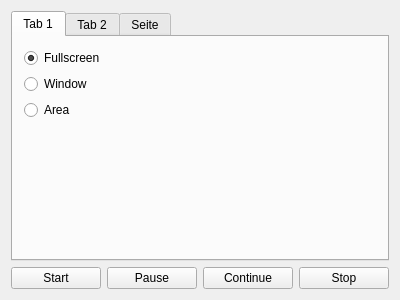
Before: the Qt Designer form mainwindow.ui in vkohaupt/vokoscreenNG, drawn with Qt 5.
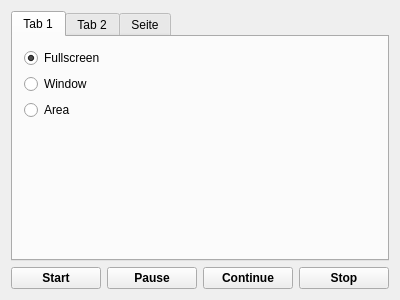
After: the same form once the commit is applied.

```diff
--- a/mainwindow.ui
+++ b/mainwindow.ui
@@ -84,6 +84,12 @@
      <layout class="QHBoxLayout" name="horizontalLayout">
       <item>
        <widget class="QPushButton" name="pushButtonStart">
+        <property name="font">
+         <font>
+          <weight>75</weight>
+          <bold>true</bold>
+         </font>
+        </property>
         <property name="text">
          <string>Start</string>
         </property>
@@ -91,6 +97,12 @@
       </item>
       <item>
        <widget class="QPushButton" name="pushButtonPause">
+        <property name="font">
+         <font>
+          <weight>75</weight>
+          <bold>true</bold>
+         </font>
+        </property>
         <property name="text">
          <string>Pause</string>
         </property>
@@ -98,6 +110,12 @@
       </item>
       <item>
        <widget class="QPushButton" name="pushButtonContinue">
+        <property name="font">
+         <font>
+          <weight>75</weight>
+          <bold>true</bold>
+         </font>
+        </property>
         <property name="text">
          <string>Continue</string>
         </property>
@@ -105,6 +123,12 @@
       </item>
       <item>
        <widget class="QPushButton" name="pushButtonStop">
+        <property name="font">
+         <font>
+          <weight>75</weight>
+          <bold>true</bold>
+         </font>
+        </property>
         <property name="text">
          <string>Stop</string>
         </property>
```
